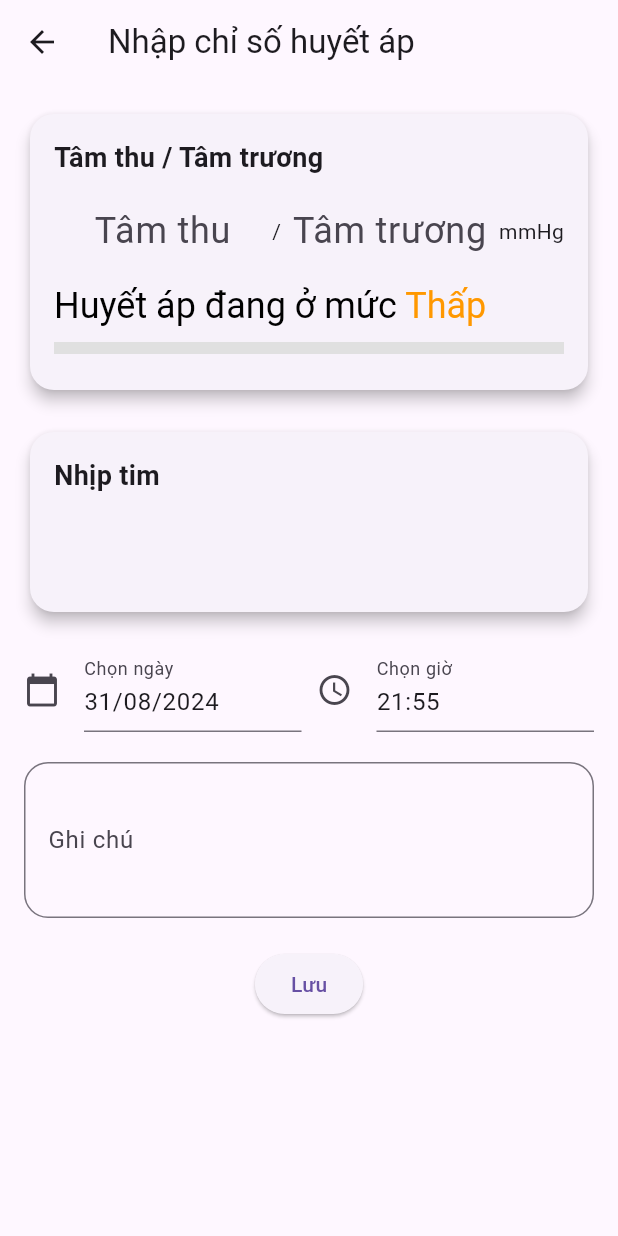
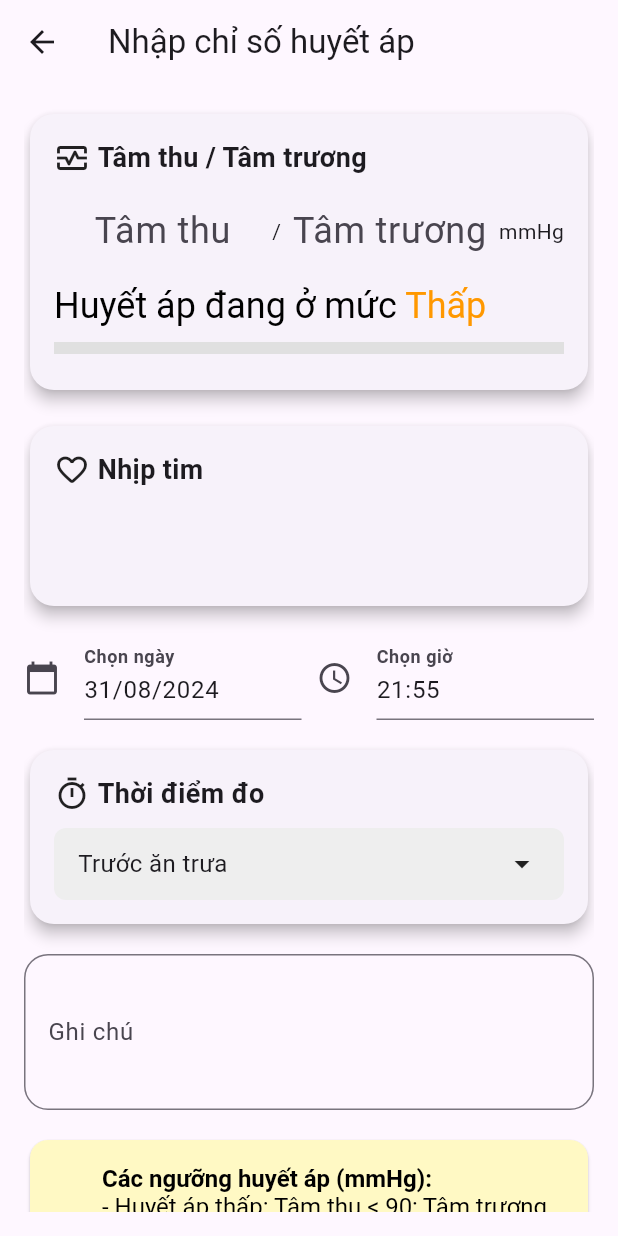
Before and after one commit to annguyen3112/diabetes_app, a Flutter app: the BloodPressureScreen screen opened directly with empty values, on a phone screen of 412 x 824 dp. Run offline on Flutter 3.47's test engine with Material 3 defaults, Android fonts, the phone set to English and light mode, and no system bars; our stand-ins replace fl_chart, sqflite; accounts and stored records are empty.

Commit message:
Update blood_pressure_screen.dart

```diff
--- a/lib/screens/blood_pressure_screen.dart
+++ b/lib/screens/blood_pressure_screen.dart
@@ -1,3 +1,4 @@
+import 'package:flutter/cupertino.dart';
 import 'package:flutter/material.dart';
 import 'package:flutter/services.dart';
 
@@ -322,13 +323,17 @@ class _BloodPressureScreenState extends State<BloodPressureScreen> {
             crossAxisAlignment: CrossAxisAlignment.start,
             children: [
               _buildBloodPressureInput(),
-              SizedBox(height: 20),
+              SizedBox(height: 16),
               _buildHeartRateInput(),
-              SizedBox(height: 20),
+              SizedBox(height: 16),
               _buildDateTimeInput(),
-              SizedBox(height: 20),
+              SizedBox(height: 16),
+              _buildMealInput(),
+              SizedBox(height: 16),
               _buildNoteInput(),
-              SizedBox(height: 20),
+              SizedBox(height: 16),
+              _buildNote(),
+              SizedBox(height: 16),
               _buildSaveButton(),
             ],
           ),
@@ -346,8 +351,14 @@ class _BloodPressureScreenState extends State<BloodPressureScreen> {
         child: Column(
           crossAxisAlignment: CrossAxisAlignment.start,
           children: [
-            Text('Tâm thu / Tâm trương',
-                style: TextStyle(fontSize: 18, fontWeight: FontWeight.bold)),
+            Row(
+              children: [
+                Icon(Icons.monitor_heart_outlined),
+                SizedBox(width: 5),
+                Text('Tâm thu / Tâm trương',
+                    style: TextStyle(fontSize: 18, fontWeight: FontWeight.bold)),
+              ],
+            ),
             SizedBox(height: 10),
             Row(
               mainAxisAlignment: MainAxisAlignment.spaceBetween,
@@ -400,8 +411,14 @@ class _BloodPressureScreenState extends State<BloodPressureScreen> {
         child: Column(
           crossAxisAlignment: CrossAxisAlignment.start,
           children: [
-            Text('Nhịp tim',
-                style: TextStyle(fontSize: 18, fontWeight: FontWeight.bold)),
+            Row(
+              children: [
+                Icon(Icons.favorite_outline_rounded),
+                SizedBox(width: 5),
+                Text('Nhịp tim',
+                    style: TextStyle(fontSize: 18, fontWeight: FontWeight.bold)),
+              ],
+            ),
             SizedBox(height: 10),
             TextField(
               controller: heartRateController,
@@ -434,6 +451,7 @@ class _BloodPressureScreenState extends State<BloodPressureScreen> {
             decoration: InputDecoration(
               icon: Icon(Icons.calendar_today),
               labelText: 'Chọn ngày',
+              labelStyle: TextStyle(fontWeight: FontWeight.bold),
             ),
             readOnly: true,
             onTap: () async {
@@ -441,7 +459,7 @@ class _BloodPressureScreenState extends State<BloodPressureScreen> {
                 context: context,
                 initialDate: DateTime.now(),
                 firstDate: DateTime(2000),
-                lastDate: DateTime(2101),
+                lastDate: DateTime.now(),
               );
               if (pickedDate != null) {
                 setState(() {
@@ -459,6 +477,7 @@ class _BloodPressureScreenState extends State<BloodPressureScreen> {
             decoration: InputDecoration(
               icon: Icon(Icons.access_time),
               labelText: 'Chọn giờ',
+              labelStyle: TextStyle(fontWeight: FontWeight.bold),
             ),
             readOnly: true,
             onTap: () async {
@@ -479,6 +498,46 @@ class _BloodPressureScreenState extends State<BloodPressureScreen> {
     );
   }
 
+  Widget _buildMealInput() {
+    return Card(
+      shape: RoundedRectangleBorder(borderRadius: BorderRadius.circular(16)),
+      elevation: 4,
+      child: Padding(
+        padding: const EdgeInsets.all(16.0),
+        child: Column(
+          crossAxisAlignment: CrossAxisAlignment.start,
+          children: [
+            Row(
+              children: [
+                Icon(Icons.timer_outlined),
+                SizedBox(width: 5),
+                Text('Thời điểm đo', style: TextStyle(fontSize: 18, fontWeight: FontWeight.bold)),
+              ],
+            ),
+            SizedBox(height: 10),
+            GestureDetector(
+              onTap: () => _selectMeal(context),
+              child: Container(
+                padding: EdgeInsets.symmetric(vertical: 12.0, horizontal: 16.0),
+                decoration: BoxDecoration(
+                  color: Colors.grey[200],
+                  borderRadius: BorderRadius.circular(8.0),
+                ),
+                child: Row(
+                  mainAxisAlignment: MainAxisAlignment.spaceBetween,
+                  children: [
+                    Text(_selectedMeal, style: TextStyle(fontSize: 16)),
+                    Icon(Icons.arrow_drop_down),
+                  ],
+                ),
+              ),
+            ),
+          ],
+        ),
+      ),
+    );
+  }
+
   Widget _buildNoteInput() {
     return TextField(
       controller: noteController,
@@ -492,17 +551,73 @@ class _BloodPressureScreenState extends State<BloodPressureScreen> {
     );
   }
 
+  Widget _buildNote() {
+    return Card(
+      color: Colors.yellow[100],
+      child: Padding(
+        padding: const EdgeInsets.all(16.0),
+        child: Row(
+          children: [
+            Icon(Icons.warning, color: Colors.orange),
+            SizedBox(width: 8),
+            Expanded(
+              child: RichText(
+                text: TextSpan(
+                  style: TextStyle(fontSize: 16, color: Colors.black),
+                  children: [
+                    TextSpan(
+                      text: 'Các ngưỡng huyết áp (mmHg): ',
+                      style: TextStyle(fontWeight: FontWeight.bold),
+                    ),
+                    TextSpan(
+                      text: '\n- Huyết áp thấp: Tâm thu < 90; Tâm trương < 60.\n'
+                          '- Bình thường: Tâm thu 90 - 130; Tâm trương 60 - 85.\n'
+                          '- Bình thường cao: Tâm thu 130 - 140; Tâm trương 85 - 90.\n'
+                          '- Tăng huyết áp độ 1: Tâm thu 140 - 160; Tâm trương 90 - 100.\n'
+                          '- Tăng huyết áp độ 2: Tâm thu 160 - 180; Tâm trương 100 - 110.\n'
+                          '- Tăng huyết áp độ 3: Tâm thu > 180; Tâm trương > 110.\n\n',
+                    ),
+                    TextSpan(
+                      text: 'Nhịp tim:',
+                      style: TextStyle(fontWeight: FontWeight.bold),
+                    ),
+                    TextSpan(
+                      text: '\n Theo Hiệp hội Tim mạch Hoa Kỳ, nhịp tim bình thường của người'
+                          'trưởng thành là khoảng 60 - 100 bpm lúc nghỉ ngơi. Tuy nhiên khi ngủ,'
+                          ' nhịp tim có xu hướng chậm đi (40 - 50 bpm). \n\n',
+                    ),
+                    TextSpan(
+                      text: 'Nhịp tim cao: ',
+                      style: TextStyle(fontWeight: FontWeight.bold),
+                    ),
+                    TextSpan(
+                      text: '> 100 nhịp/phút ở người trường thành. \n\n',
+                    ),
+                    TextSpan(
+                      text: 'Nhịp tim thấp: ',
+                      style: TextStyle(fontWeight: FontWeight.bold),
+                    ),
+                    TextSpan(
+                      text: '< 60 nhịp/phút ở người trường thành.',
+                    ),
+                  ],
+                ),
+              ),
+            ),
+          ],
+        ),
+      ),
+    );
+  }
+
   Widget _buildSaveButton() {
     return Center(
       child: ElevatedButton(
         onPressed: () {
-          // Implement save logic here
-          // You can also check 'isDifferenceUnsafe' before saving
-          if (isDifferenceUnsafe) {
-            // Optionally, prevent saving or prompt the user
+          if (isDifferenceUnsafe && noteController.text.isEmpty) {
             ScaffoldMessenger.of(context).showSnackBar(SnackBar(
               content: Text(
-                  'Chỉ số huyết áp không an toàn. Vui lòng kiểm tra lại.'),
+                  'Chỉ số huyết áp không an toàn. Vui lòng cho biết lí do.'),
               backgroundColor: Colors.red,
             ));
             return;
```
